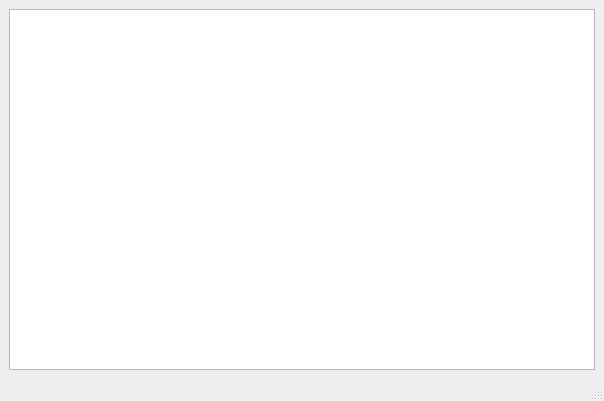
First picture: the form in distribuidos.ui, repository Sbenaventebravo/adhdespachados, before the edit.
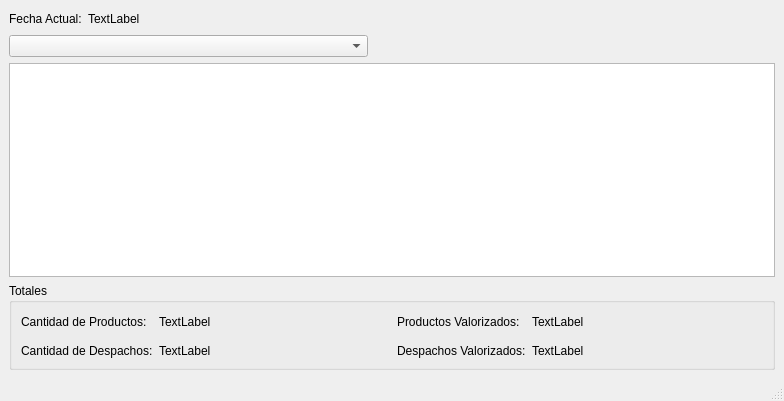
Second picture: the form after the edit.

```diff
--- a/distribuidos.ui
+++ b/distribuidos.ui
@@ -6,7 +6,7 @@
    <rect>
     <x>0</x>
     <y>0</y>
-    <width>604</width>
+    <width>784</width>
     <height>401</height>
    </rect>
   </property>
@@ -14,10 +14,197 @@
    <string>MainWindow</string>
   </property>
   <widget class="QWidget" name="centralwidget">
-   <layout class="QVBoxLayout" name="verticalLayout">
-    <item>
+   <layout class="QGridLayout" name="gridLayout_2">
+    <item row="0" column="0" colspan="2">
+     <layout class="QHBoxLayout" name="horizontalLayout_2">
+      <item>
+       <widget class="QLabel" name="label_6">
+        <property name="text">
+         <string>Fecha Actual:</string>
+        </property>
+       </widget>
+      </item>
+      <item>
+       <widget class="QLabel" name="lblFechaHoy">
+        <property name="text">
+         <string>TextLabel</string>
+        </property>
+       </widget>
+      </item>
+      <item>
+       <spacer name="horizontalSpacer_6">
+        <property name="orientation">
+         <enum>Qt::Horizontal</enum>
+        </property>
+        <property name="sizeType">
+         <enum>QSizePolicy::Preferred</enum>
+        </property>
+        <property name="sizeHint" stdset="0">
+         <size>
+          <width>248</width>
+          <height>20</height>
+         </size>
+        </property>
+       </spacer>
+      </item>
+     </layout>
+    </item>
+    <item row="0" column="2">
+     <spacer name="horizontalSpacer_7">
+      <property name="orientation">
+       <enum>Qt::Horizontal</enum>
+      </property>
+      <property name="sizeHint" stdset="0">
+       <size>
+        <width>377</width>
+        <height>20</height>
+       </size>
+      </property>
+     </spacer>
+    </item>
+    <item row="2" column="0" colspan="4">
      <widget class="QTableView" name="tableView"/>
     </item>
+    <item row="3" column="0" colspan="4">
+     <widget class="QGroupBox" name="groupBox">
+      <property name="title">
+       <string>Totales</string>
+      </property>
+      <layout class="QGridLayout" name="gridLayout">
+       <item row="0" column="0">
+        <widget class="QLabel" name="label">
+         <property name="text">
+          <string>Cantidad de Productos:</string>
+         </property>
+        </widget>
+       </item>
+       <item row="0" column="1">
+        <widget class="QLabel" name="lblCantProd">
+         <property name="text">
+          <string>TextLabel</string>
+         </property>
+        </widget>
+       </item>
+       <item row="0" column="2">
+        <spacer name="horizontalSpacer">
+         <property name="orientation">
+          <enum>Qt::Horizontal</enum>
+         </property>
+         <property name="sizeHint" stdset="0">
+          <size>
+           <width>195</width>
+           <height>20</height>
+          </size>
+         </property>
+        </spacer>
+       </item>
+       <item row="0" column="3">
+        <widget class="QLabel" name="lblProdValstr">
+         <property name="text">
+          <string>Productos Valorizados:</string>
+         </property>
+        </widget>
+       </item>
+       <item row="0" column="4">
+        <widget class="QLabel" name="lblProdVal">
+         <property name="text">
+          <string>TextLabel</string>
+         </property>
+        </widget>
+       </item>
+       <item row="0" column="5">
+        <spacer name="horizontalSpacer_3">
+         <property name="orientation">
+          <enum>Qt::Horizontal</enum>
+         </property>
+         <property name="sizeHint" stdset="0">
+          <size>
+           <width>194</width>
+           <height>20</height>
+          </size>
+         </property>
+        </spacer>
+       </item>
+       <item row="1" column="2" rowspan="2">
+        <spacer name="horizontalSpacer_2">
+         <property name="orientation">
+          <enum>Qt::Horizontal</enum>
+         </property>
+         <property name="sizeHint" stdset="0">
+          <size>
+           <width>195</width>
+           <height>20</height>
+          </size>
+         </property>
+        </spacer>
+       </item>
+       <item row="1" column="5" rowspan="2">
+        <spacer name="horizontalSpacer_4">
+         <property name="orientation">
+          <enum>Qt::Horizontal</enum>
+         </property>
+         <property name="sizeHint" stdset="0">
+          <size>
+           <width>194</width>
+           <height>20</height>
+          </size>
+         </property>
+        </spacer>
+       </item>
+       <item row="2" column="0">
+        <widget class="QLabel" name="label_5">
+         <property name="text">
+          <string>Cantidad de Despachos:</string>
+         </property>
+        </widget>
+       </item>
+       <item row="2" column="1">
+        <widget class="QLabel" name="lblCantDesp">
+         <property name="text">
+          <string>TextLabel</string>
+         </property>
+        </widget>
+       </item>
+       <item row="2" column="3">
+        <widget class="QLabel" name="label_7">
+         <property name="text">
+          <string>Despachos Valorizados:</string>
+         </property>
+        </widget>
+       </item>
+       <item row="2" column="4">
+        <widget class="QLabel" name="lblDespVal">
+         <property name="text">
+          <string>TextLabel</string>
+         </property>
+        </widget>
+       </item>
+      </layout>
+     </widget>
+    </item>
+    <item row="1" column="2">
+     <layout class="QHBoxLayout" name="horizontalLayout">
+      <item>
+       <spacer name="horizontalSpacer_5">
+        <property name="orientation">
+         <enum>Qt::Horizontal</enum>
+        </property>
+        <property name="sizeType">
+         <enum>QSizePolicy::Expanding</enum>
+        </property>
+        <property name="sizeHint" stdset="0">
+         <size>
+          <width>248</width>
+          <height>20</height>
+         </size>
+        </property>
+       </spacer>
+      </item>
+     </layout>
+    </item>
+    <item row="1" column="0" colspan="2">
+     <widget class="QComboBox" name="cmbMeses"/>
+    </item>
    </layout>
   </widget>
   <widget class="QMenuBar" name="menubar">
```
Left out of the diff: 2 changed lines with no effect on the pictures.
